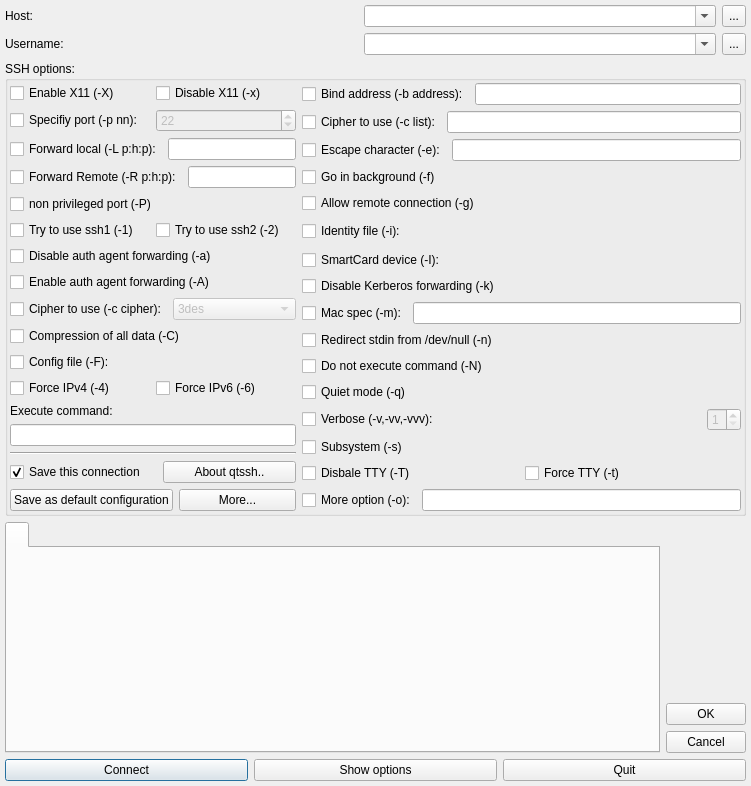
First picture: the form in src/qtsshdialog.ui, repository qtportal/qtssh, before the edit.
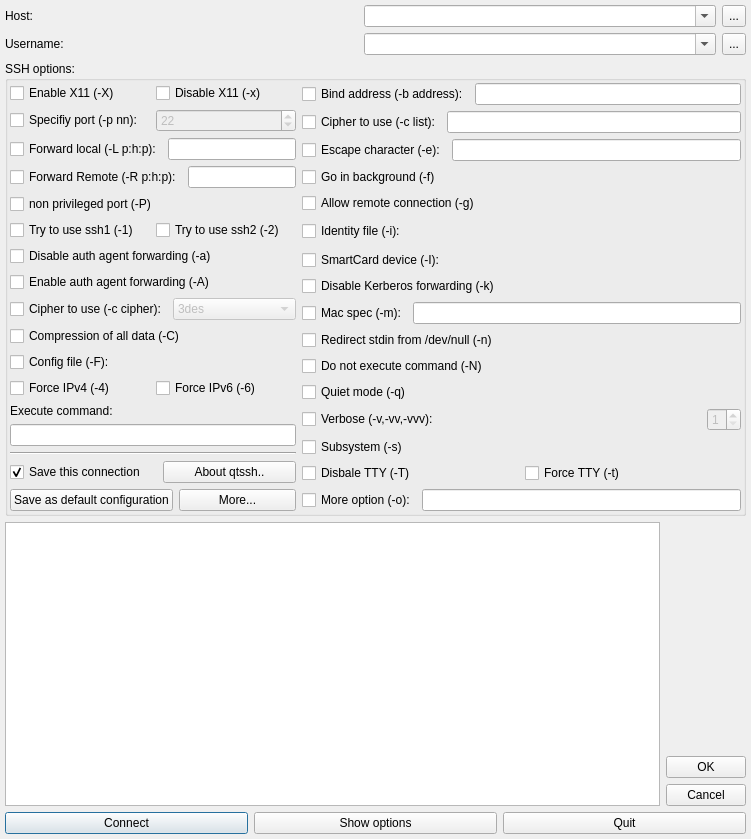
Second picture: the form after the edit. Custom widgets are drawn as their Qt base class.

Commit message: Adding more functionality to dialog

Diff of the .ui file:
```diff
--- a/src/qtsshdialog.ui
+++ b/src/qtsshdialog.ui
@@ -7,7 +7,7 @@
     <x>0</x>
     <y>0</y>
     <width>751</width>
-    <height>786</height>
+    <height>839</height>
    </rect>
   </property>
   <property name="sizePolicy">
@@ -979,13 +979,7 @@
        </spacer>
       </item>
       <item row="0" column="0" rowspan="3">
-       <widget class="QTabWidget" name="userHostELB">
-        <widget class="QWidget" name="userHostELBPage1">
-         <attribute name="title">
-          <string/>
-         </attribute>
-        </widget>
-       </widget>
+       <widget class="QListView" name="listEditor"/>
       </item>
      </layout>
     </widget>
```
Left out of the diff: 14 changed lines with no effect on the pictures. The commit also changes 4 other files.
